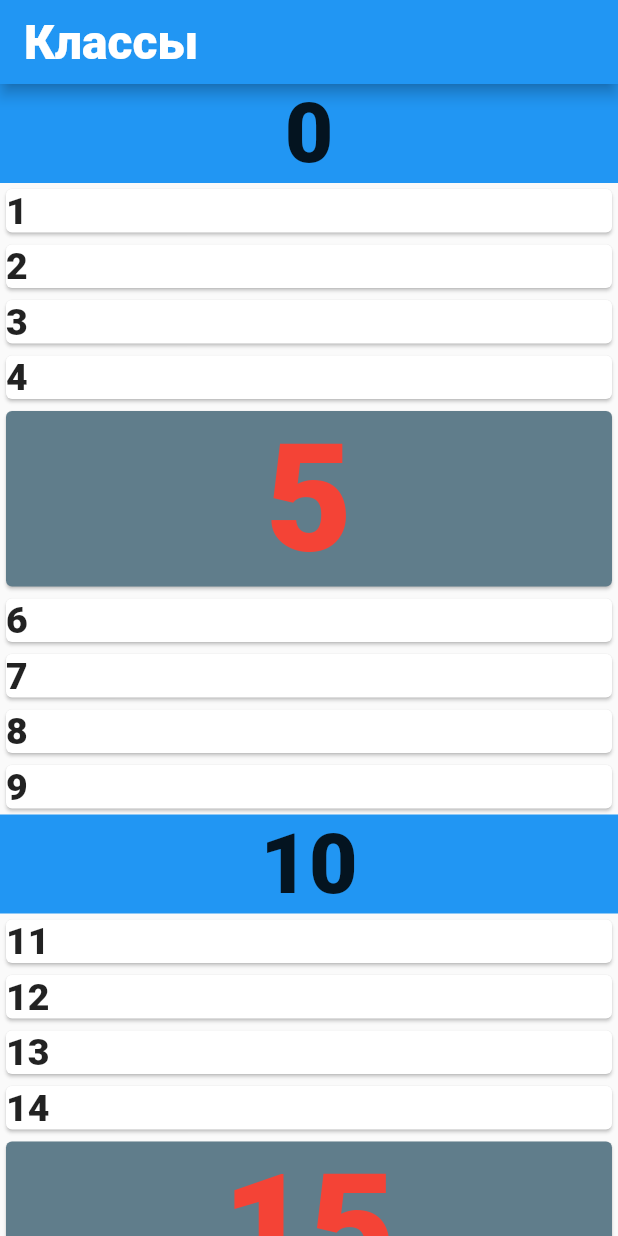
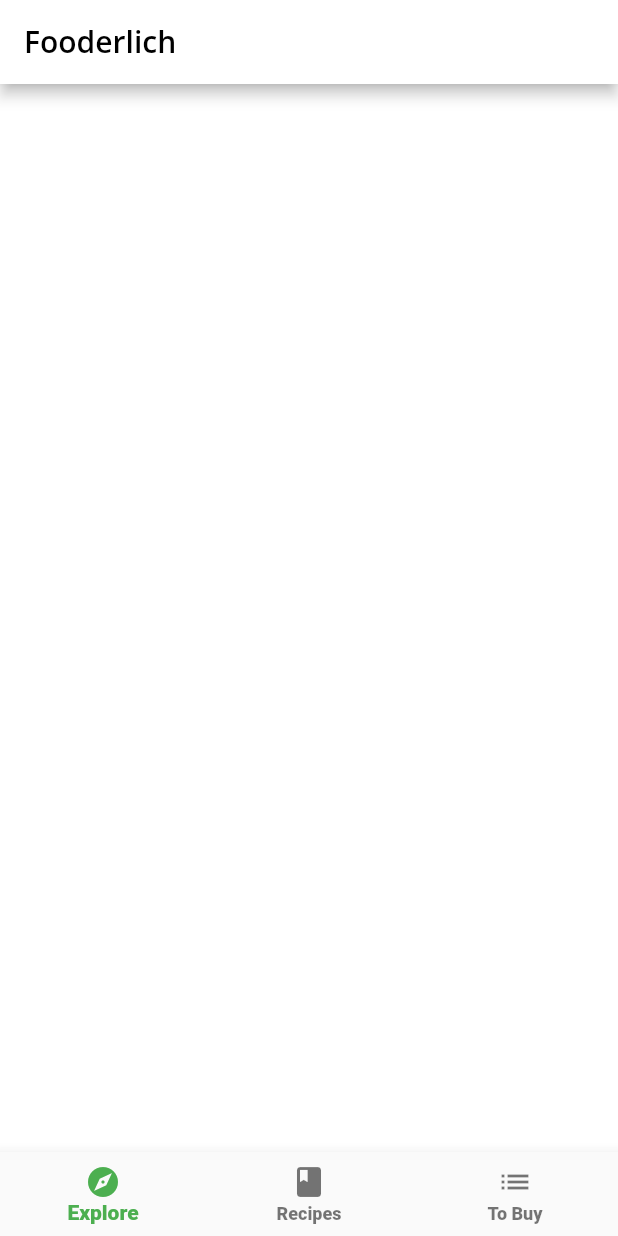
Before and after one commit to denisgl7/firstapp, a Flutter app: the screen it shows after launch, on a phone screen of 412 x 824 dp. Run offline on Flutter 3.47's test engine with Material 2 defaults, Android fonts, the phone set to English and light mode, and no system bars; our stand-ins replace google_fonts.

```diff
--- a/lib/ColorContainer.dart
+++ /dev/null
@@ -1,12 +0,0 @@
-import 'package:flutter/material.dart';
-
-class ColorContainer extends StatelessWidget {
-  @override
-  Widget build(BuildContext context) {
-    return Container(
-      width: 60,
-      height: 50,
-      color: Colors.black,
-    );
-  }
-}
--- a/lib/MyBody.dart
+++ /dev/null
@@ -1,4 +0,0 @@
-import 'package:flutter/material.dart';
-
-import 'ColorContainer.dart';
-import 'Fox.dart';
--- /dev/null
+++ b/lib/fooderlich_theme.dart
@@ -0,0 +1,101 @@
+import 'package:flutter/material.dart';
+import 'package:google_fonts/google_fonts.dart';
+
+class FooderlichTheme {
+  static TextTheme lightTextTheme = TextTheme(
+    bodyText1: GoogleFonts.openSans(
+      fontSize: 14.0,
+      fontWeight: FontWeight.w700,
+      color: Colors.black,
+    ),
+    headline1: GoogleFonts.openSans(
+      fontSize: 32.0,
+      fontWeight: FontWeight.bold,
+      color: Colors.black,
+    ),
+    headline2: GoogleFonts.openSans(
+      fontSize: 21.0,
+      fontWeight: FontWeight.w700,
+      color: Colors.black,
+    ),
+    headline3: GoogleFonts.openSans(
+      fontSize: 16.0,
+      fontWeight: FontWeight.w600,
+      color: Colors.black,
+    ),
+    headline6: GoogleFonts.openSans(
+      fontSize: 20.0,
+      fontWeight: FontWeight.w600,
+      color: Colors.black,
+    ),
+  );
+
+  static TextTheme darkTextTheme = TextTheme(
+    bodyText1: GoogleFonts.openSans(
+      fontSize: 14.0,
+      fontWeight: FontWeight.w700,
+      color: Colors.white,
+    ),
+    headline1: GoogleFonts.openSans(
+      fontSize: 32.0,
+      fontWeight: FontWeight.bold,
+      color: Colors.white,
+    ),
+    headline2: GoogleFonts.openSans(
+      fontSize: 21.0,
+      fontWeight: FontWeight.w700,
+      color: Colors.white,
+    ),
+    headline3: GoogleFonts.openSans(
+      fontSize: 16.0,
+      fontWeight: FontWeight.w600,
+      color: Colors.white,
+    ),
+    headline6: GoogleFonts.openSans(
+      fontSize: 20.0,
+      fontWeight: FontWeight.w600,
+      color: Colors.white,
+    ),
+  );
+
+  static ThemeData light() {
+    return ThemeData(
+      brightness: Brightness.light,
+      checkboxTheme: CheckboxThemeData(
+        fillColor: MaterialStateColor.resolveWith((states) {
+          return Colors.black;
+        }),
+      ),
+      appBarTheme: const AppBarTheme(
+        foregroundColor: Colors.black,
+        backgroundColor: Colors.white,
+      ),
+      floatingActionButtonTheme: const FloatingActionButtonThemeData(
+        foregroundColor: Colors.white,
+        backgroundColor: Colors.black,
+      ),
+      bottomNavigationBarTheme: const BottomNavigationBarThemeData(
+        selectedItemColor: Colors.green,
+      ),
+      textTheme: lightTextTheme,
+    );
+  }
+
+  static ThemeData dark() {
+    return ThemeData(
+      brightness: Brightness.dark,
+      appBarTheme: AppBarTheme(
+        foregroundColor: Colors.white,
+        backgroundColor: Colors.grey[900],
+      ),
+      floatingActionButtonTheme: const FloatingActionButtonThemeData(
+        foregroundColor: Colors.white,
+        backgroundColor: Colors.green,
+      ),
+      bottomNavigationBarTheme: const BottomNavigationBarThemeData(
+        selectedItemColor: Colors.green,
+      ),
+      textTheme: darkTextTheme,
+    );
+  }
+}
--- /dev/null
+++ b/lib/home.dart
@@ -0,0 +1,58 @@
+import 'package:flutter/material.dart';
+
+class Home extends StatefulWidget {
+  const Home({Key? key}) : super(key: key);
+
+  @override
+  _HomeState createState() => _HomeState();
+}
+
+class _HomeState extends State<Home> {
+  int _selectedIndex = 0;
+
+  static List<Widget> pages = <Widget>[
+    // TODO: Replace with ExploreScreen
+    Container(color: Colors.white),
+    // TODO: Replace with RecipesScreen
+    Container(color: Colors.green),
+    Container(color: Colors.blue),
+  ];
+
+  void _onItemTapped(int index) {
+    setState(() {
+      _selectedIndex = index;
+    });
+  }
+
+  @override
+  Widget build(BuildContext context) {
+    return Scaffold(
+      appBar: AppBar(
+        title: Text(
+          'Fooderlich',
+          style: Theme.of(context).textTheme.headline6,
+        ),
+      ),
+      body: pages[_selectedIndex],
+      bottomNavigationBar: BottomNavigationBar(
+        selectedItemColor: Theme.of(context).textSelectionTheme.selectionColor,
+        currentIndex: _selectedIndex,
+        onTap: _onItemTapped,
+        items: <BottomNavigationBarItem>[
+          const BottomNavigationBarItem(
+            icon: Icon(Icons.explore),
+            label: 'Explore',
+          ),
+          const BottomNavigationBarItem(
+            icon: Icon(Icons.book),
+            label: 'Recipes',
+          ),
+          const BottomNavigationBarItem(
+            icon: Icon(Icons.list),
+            label: 'To Buy',
+          ),
+        ],
+      ),
+    );
+  }
+}
--- a/lib/main.dart
+++ b/lib/main.dart
@@ -1,126 +1,21 @@
-import 'package:flutter/cupertino.dart';
 import 'package:flutter/material.dart';
 
+import 'fooderlich_theme.dart';
+import 'home.dart';
+
 void main() {
-  runApp(MyFirstApp());
+  runApp(const Fooderlich());
 }
 
-class MyFirstApp extends StatelessWidget {
+class Fooderlich extends StatelessWidget {
+  const Fooderlich({Key? key}) : super(key: key);
   @override
   Widget build(BuildContext context) {
+    final theme = FooderlichTheme.light();
     return MaterialApp(
-        home: Scaffold(
-            appBar: AppBar(
-              title: const Text(
-                "Классы",
-                style: TextStyle(fontSize: 32),
-                textAlign: TextAlign.center,
-              ),
-            ),
-            body: MyBody()));
+      theme: theme,
+      title: 'Fooderlich',
+      home: const Home(),
+    );
   }
 }
-
-class MyBody extends StatefulWidget {
-  @override
-  State<StatefulWidget> createState() => _MyBodyState();
-}
-
-class _MyBodyState extends State<MyBody> {
-  int value = 0;
-  double fontSize = 22;
-
-  @override
-  Widget build(BuildContext context) {
-    List<ListItem> items = [];
-    for (int i = 0; i < 1000; i++) {
-      ListItem item;
-      if (i % 10 == 0) {
-        item = HeadItem('$i');
-      } else if (i % 5 == 0) {
-        item = ColorItem('$i');
-      } else {
-        item = MessageItem('$i');
-      }
-      items.add(item);
-    }
-    return ListView.builder(itemBuilder: (context, index) {
-      var item = items[index];
-      if (item is MessageItem) {
-        return MessageContainer(item.message);
-      } else if (item is ColorItem){
-        return ColorContainer(item.color);
-      } else if (item is HeadItem) {
-          return HeadContainer(item.title);
-        }
-      return SizedBox();
-    });
-  }
-}
-
-
-class ColorContainer extends StatelessWidget{
-  @override
-  String color;
-  ColorContainer(this.color);
-  Widget build(BuildContext context) {
-    return Card(
-      child: Text(
-        color,
-        style: TextStyle(color: Colors.red, fontSize: 100),
-        textAlign: TextAlign.center,
-      ),
-      color: Colors.blueGrey,
-    );  }
-
-}
-
-
-class MessageContainer extends StatelessWidget{
-  @override
-  String message;
-  MessageContainer(this.message);
-  Widget build(BuildContext context) {
-    return Card(
-      child: Text(
-        message,
-        style: TextStyle(fontSize: 25),
-      ),
-    );
-  }
-
-}
-
-
-class HeadContainer extends StatelessWidget{
-  @override
-  String title;
-  HeadContainer(this.title);
-  Widget build(BuildContext context) {
-    return Container(
-      child: Text(title,
-        style: TextStyle(fontSize: 56),
-        textAlign: TextAlign.center,
-      ),
-      color: Colors.blue,
-    );
-  }
-
-}
-
-
-class ListItem {}
-
-class HeadItem extends ListItem {
-  String title;
-  HeadItem(this.title);
-}
-class ColorItem extends ListItem{
-  String color;
-  ColorItem(this.color);
-}
-class MessageItem extends ListItem {
-  String message;
-
-  MessageItem(this.message);
-}
--- a/pubspec.yaml
+++ b/pubspec.yaml
@@ -29,6 +29,7 @@ environment:
 dependencies:
   flutter:
     sdk: flutter
+  google_fonts: ^2.1.0
 
 
   # The following adds the Cupertino Icons font to your application.
@@ -59,8 +60,9 @@ flutter:
 
   # To add assets to your application, add an assets section, like this:
   assets:
-    - assets/icons/insta.png
-    - assets/images/fox.jpg
+    - assets/
+#    - assets/icons/insta.png
+#    - assets/images/fox.jpg
 
   # An image asset can refer to one or more resolution-specific "variants", see
   # https://flutter.dev/assets-and-images/#resolution-aware.
```
Also changed, not shown: lib/Fox.dart (deleted, +0 -11 lines), lib/LastLesson.dart (deleted, +0 -35 lines), lib/NewLesson.dart (deleted, +0 -32 lines), lib/fdsfsd.dart (deleted, +0 -77 lines), assets/icons/insta.png (deleted), assets/images/fox.jpg (deleted), pubspec.lock, 4 other files.
